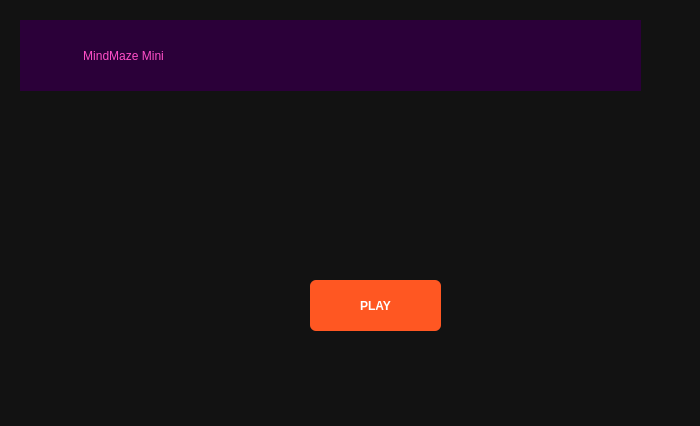
The window that MindMazeMini/mainwindow.ui (wajiha0101/DSA-project) describes before a commit, drawn with Qt 5.
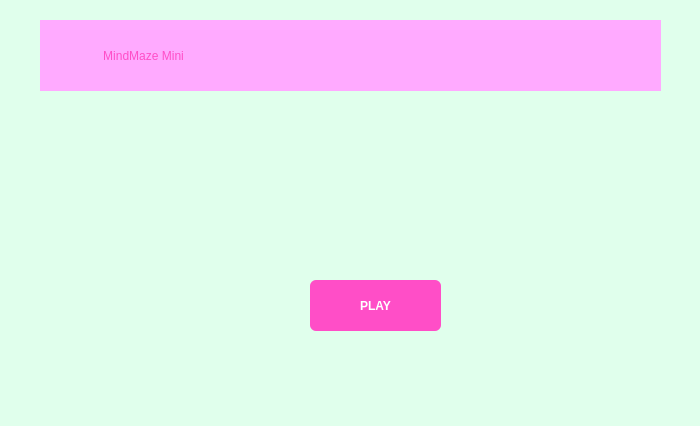
The same window after the commit.

Patch:
```diff
--- a/MindMazeMini/mainwindow.ui
+++ b/MindMazeMini/mainwindow.ui
@@ -14,7 +14,7 @@
    <string>MainWindow</string>
   </property>
   <property name="styleSheet">
-   <string notr="true">background-color: rgb(18, 18, 18);
+   <string notr="true">background-color: rgb(224, 255, 236);
 
 
 </string>
@@ -23,17 +23,17 @@
    <widget class="QLabel" name="ProjTitle">
     <property name="geometry">
      <rect>
-      <x>20</x>
+      <x>40</x>
       <y>20</y>
       <width>621</width>
       <height>71</height>
      </rect>
     </property>
     <property name="styleSheet">
-     <string notr="true">background-color: rgb(43, 0, 57);
+     <string notr="true">background-color: rgb(255, 170, 255);
 font: 28pt &quot;Segoe UI&quot;;
 color: rgb(255, 78, 199);
-border-top-color: rgb(255, 20, 147);
+
 
 </string>
     </property>
@@ -51,8 +51,8 @@
      </rect>
     </property>
     <property name="styleSheet">
-     <string notr="true">QPushButton {
-    background-color: #FF5722;
+     <string notr="true">#PLAYButton {
+    background-color: rgb(255, 78, 199);
     color: white;
     font-weight: bold;
     padding: 6px;
```
Left out of the diff: 4 changed lines with no effect on the pictures.
